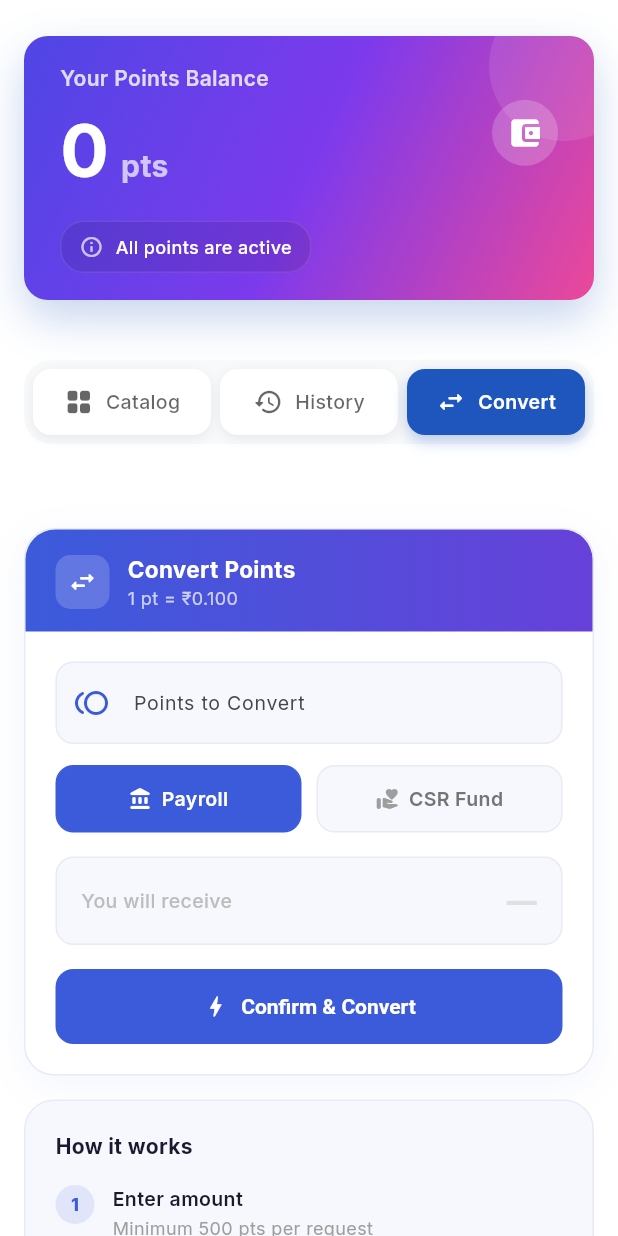
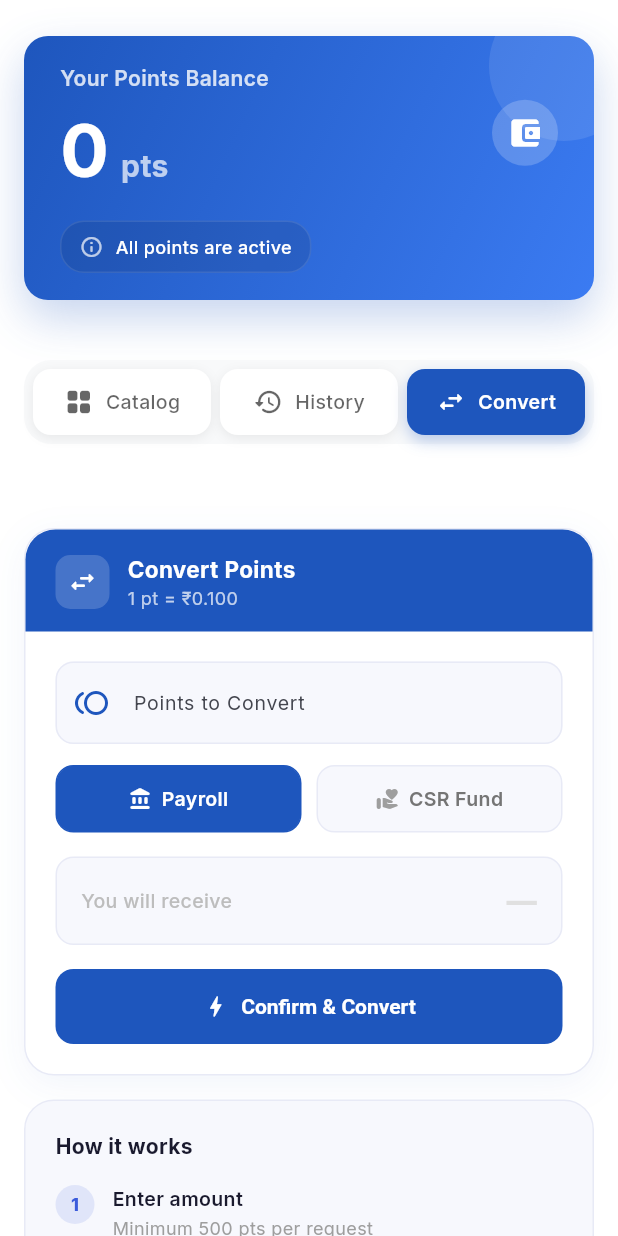
Before and after one commit to aathira23/Rewards-and-Recognition-System, a Flutter app: the EmployeeRewardsPage screen opened directly, after a tap on "History", after a tap on "Convert", on a phone screen of 412 x 824 dp. Run offline on Flutter 3.47's test engine with Material 3 defaults, Android fonts, the phone set to English and light mode, and no system bars; our stand-ins replace dartz, dio, equatable, flutter_bloc, flutter_secure_storage, get_it and 2 more; missing offline and left inert: dart:html; accounts and stored records are empty; network calls fail.

Commit message:
ui update

```diff
--- a/frontend/lib/features/catalog/presentation/pages/employee_rewards_page.dart
+++ b/frontend/lib/features/catalog/presentation/pages/employee_rewards_page.dart
@@ -285,7 +285,7 @@ class _EmployeeRewardsPageState extends State<EmployeeRewardsPage> {
                   border: Border.all(color: const Color(0xFFE8EAF6)),
                   boxShadow: [
                     BoxShadow(
-                      color: const Color(0xFF3B5BDB).withValues(alpha: 0.06),
+                      color: const Color(0xFF1E56BD).withValues(alpha: 0.06),
                       blurRadius: 20,
                       offset: const Offset(0, 6),
                     ),
@@ -298,11 +298,7 @@ class _EmployeeRewardsPageState extends State<EmployeeRewardsPage> {
                     Container(
                       padding: const EdgeInsets.fromLTRB(20, 16, 20, 14),
                       decoration: const BoxDecoration(
-                        gradient: LinearGradient(
-                          colors: [Color(0xFF3B5BDB), Color(0xFF6741D9)],
-                          begin: Alignment.centerLeft,
-                          end: Alignment.centerRight,
-                        ),
+                        color: Color(0xFF1E56BD),
                         borderRadius: BorderRadius.only(
                           topLeft: Radius.circular(20),
                           topRight: Radius.circular(20),
@@ -366,7 +362,7 @@ class _EmployeeRewardsPageState extends State<EmployeeRewardsPage> {
                               filled: true,
                               fillColor: const Color(0xFFF7F8FD),
                               prefixIcon: const Icon(Icons.toll_rounded,
-                                  color: Color(0xFF3B5BDB)),
+                                  color: Color(0xFF1E56BD)),
                               border: OutlineInputBorder(
                                 borderRadius: BorderRadius.circular(12),
                                 borderSide:
@@ -380,7 +376,7 @@ class _EmployeeRewardsPageState extends State<EmployeeRewardsPage> {
                               focusedBorder: OutlineInputBorder(
                                 borderRadius: BorderRadius.circular(12),
                                 borderSide: const BorderSide(
-                                    color: Color(0xFF3B5BDB), width: 1.5),
+                                    color: Color(0xFF1E56BD), width: 1.5),
                               ),
                               suffixIcon: pts > 0
                                   ? IconButton(
@@ -408,12 +404,12 @@ class _EmployeeRewardsPageState extends State<EmployeeRewardsPage> {
                                         vertical: 12),
                                     decoration: BoxDecoration(
                                       color: isPayroll
-                                          ? const Color(0xFF3B5BDB)
+                                          ? const Color(0xFF1E56BD)
                                           : const Color(0xFFF7F8FD),
                                       borderRadius: BorderRadius.circular(12),
                                       border: Border.all(
                                         color: isPayroll
-                                            ? const Color(0xFF3B5BDB)
+                                            ? const Color(0xFF1E56BD)
                                             : const Color(0xFFE8EAF6),
                                       ),
                                     ),
@@ -453,12 +449,12 @@ class _EmployeeRewardsPageState extends State<EmployeeRewardsPage> {
                                         vertical: 12),
                                     decoration: BoxDecoration(
                                       color: !isPayroll
-                                          ? const Color(0xFF3B5BDB)
+                                          ? const Color(0xFF1E56BD)
                                           : const Color(0xFFF7F8FD),
                                       borderRadius: BorderRadius.circular(12),
                                       border: Border.all(
                                         color: !isPayroll
-                                            ? const Color(0xFF3B5BDB)
+                                            ? const Color(0xFF1E56BD)
                                             : const Color(0xFFE8EAF6),
                                       ),
                                     ),
@@ -547,7 +543,7 @@ class _EmployeeRewardsPageState extends State<EmployeeRewardsPage> {
                             child: ElevatedButton(
                               onPressed: () => _handleSubmitConversion(context),
                               style: ElevatedButton.styleFrom(
-                                backgroundColor: const Color(0xFF3B5BDB),
+                                backgroundColor: const Color(0xFF1E56BD),
                                 foregroundColor: Colors.white,
                                 elevation: 0,
                                 shape: RoundedRectangleBorder(
--- a/frontend/lib/features/catalog/presentation/widgets/rewards_balance_card.dart
+++ b/frontend/lib/features/catalog/presentation/widgets/rewards_balance_card.dart
@@ -31,9 +31,8 @@ class RewardsBalanceCard extends StatelessWidget {
                   theme.colorScheme.secondary.withValues(alpha: 0.7),
                 ]
               : [
-                  const Color(0xFF4F46E5), // Indigo 600
-                  const Color(0xFF7C3AED), // Violet 600
-                  const Color(0xFFEC4899), // Pink 500
+                  const Color(0xFF1E56BD),
+                  const Color(0xFF3B7BF2),
                 ],
         ),
         borderRadius: BorderRadius.circular(16),
```
Also changed, not shown: frontend/lib/features/catalog/presentation/widgets/reward_item_card.dart (+7 -17 lines).
